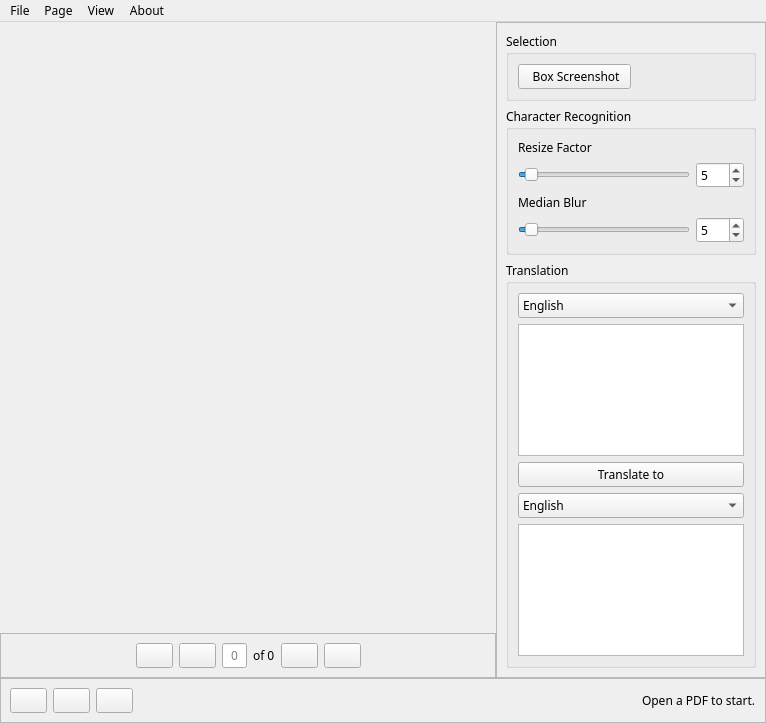
This is comic-lens/form.ui in kylekce/Comic-Lens as Qt 5 draws it before an edit. The edited form follows.
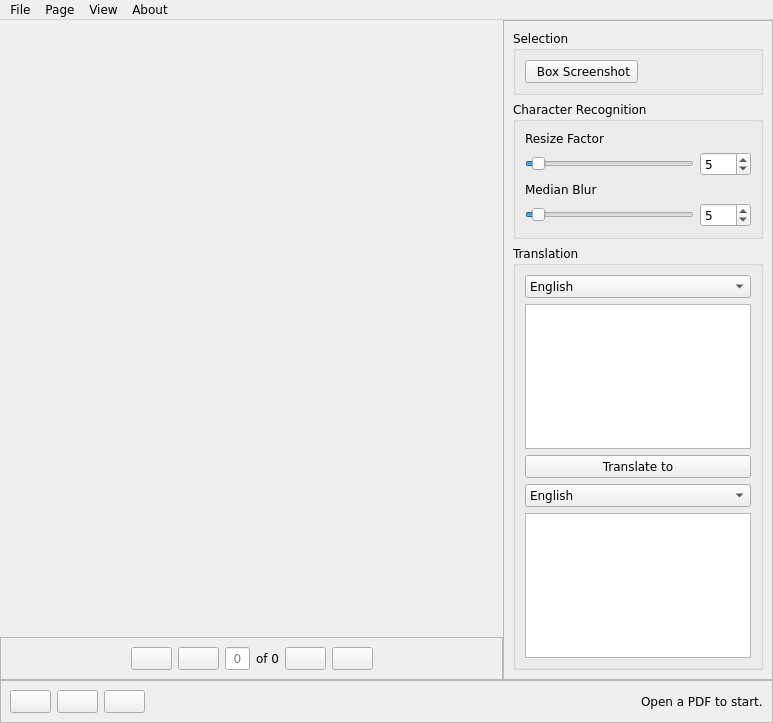
This is the edited form. Icons and pictures are not drawn.

What changed in the file:
```diff
--- a/comic-lens/form.ui
+++ b/comic-lens/form.ui
@@ -18,7 +18,7 @@
   </property>
   <property name="font">
    <font>
-    <family>HelveticaNowText Medium</family>
+    <family>Verdana</family>
    </font>
   </property>
   <property name="windowTitle">
@@ -94,7 +94,7 @@
                </property>
                <property name="sizeHint" stdset="0">
                 <size>
-                 <width>107</width>
+                 <width>106</width>
                  <height>20</height>
                 </size>
                </property>
@@ -222,7 +222,7 @@
                </property>
                <property name="sizeHint" stdset="0">
                 <size>
-                 <width>106</width>
+                 <width>105</width>
                  <height>20</height>
                 </size>
                </property>
@@ -253,7 +253,7 @@
             <widget class="QGroupBox" name="groupBox_2">
              <property name="font">
               <font>
-               <family>HelveticaNowText Medium</family>
+               <family>Verdana</family>
                <bold>false</bold>
               </font>
              </property>
@@ -304,7 +304,7 @@
             <widget class="QGroupBox" name="groupBox_3">
              <property name="font">
               <font>
-               <family>HelveticaNowText Medium</family>
+               <family>Verdana</family>
                <bold>false</bold>
               </font>
              </property>
@@ -426,7 +426,7 @@
              </property>
              <property name="font">
               <font>
-               <family>HelveticaNowText Medium</family>
+               <family>Verdana</family>
                <bold>false</bold>
               </font>
              </property>
@@ -664,7 +664,7 @@
      <x>0</x>
      <y>0</y>
      <width>766</width>
-     <height>20</height>
+     <height>23</height>
     </rect>
    </property>
    <widget class="QMenu" name="menuFile">
```
